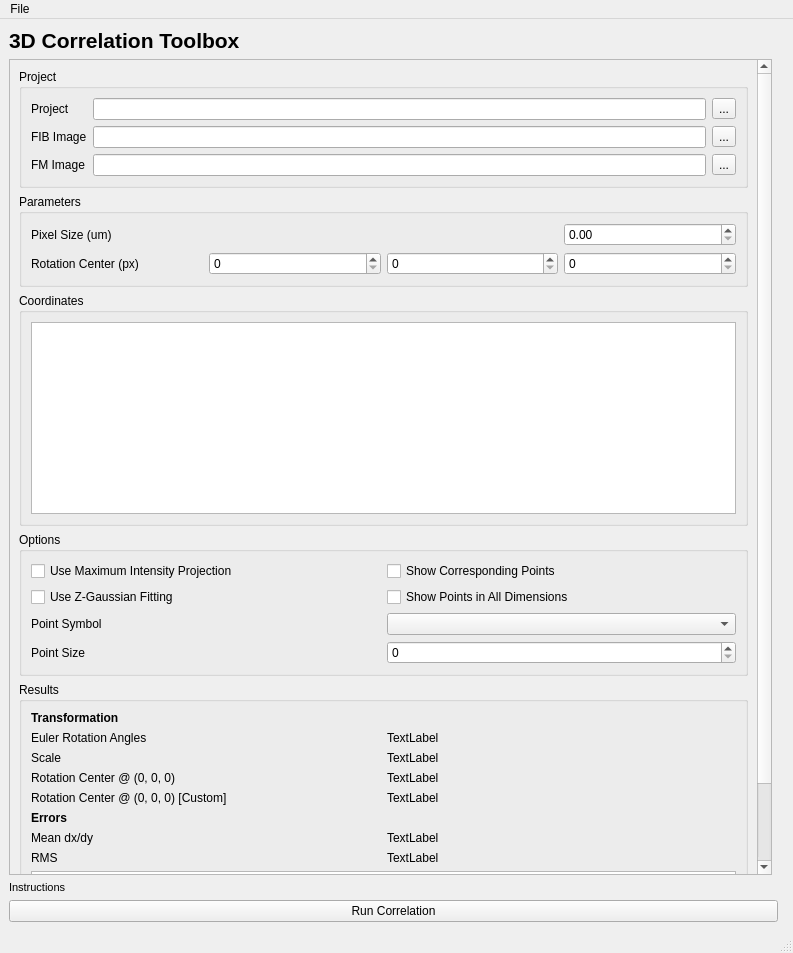
Above: tdct/ui/qt/tdct_main.ui from patrickcleeve2/3DCT before the change. Below: the same form after it.
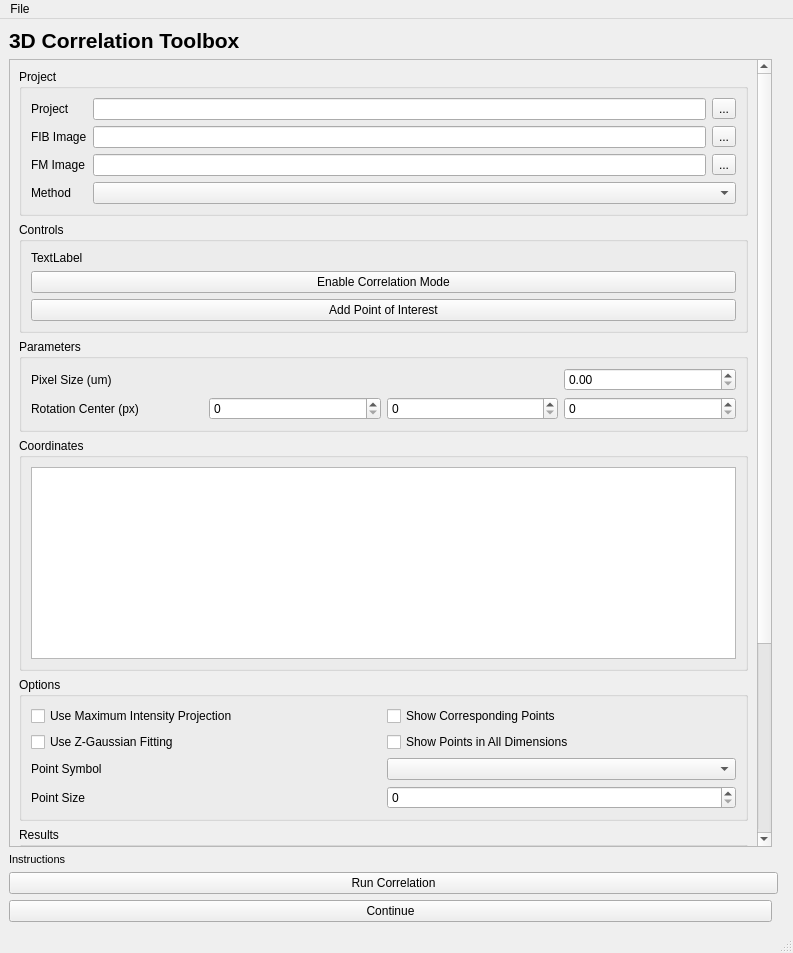
That is the form after the change.

Commit message: [feat] add 2d correlation

```diff
--- a/tdct/ui/qt/tdct_main.ui
+++ b/tdct/ui/qt/tdct_main.ui
@@ -26,102 +26,46 @@
          <x>0</x>
          <y>0</y>
          <width>747</width>
-         <height>974</height>
+         <height>1134</height>
         </rect>
        </property>
        <layout class="QGridLayout" name="gridLayout_2">
-        <item row="0" column="0">
-         <widget class="QGroupBox" name="groupBox">
-          <property name="title">
-           <string>Project</string>
-          </property>
-          <layout class="QGridLayout" name="gridLayout_9">
-           <item row="0" column="1">
-            <widget class="QLineEdit" name="lineEdit_project_path"/>
-           </item>
-           <item row="1" column="0">
-            <widget class="QLabel" name="label_fib_image_path">
-             <property name="text">
-              <string>FIB Image</string>
-             </property>
-            </widget>
-           </item>
-           <item row="0" column="0">
-            <widget class="QLabel" name="label_project_path">
-             <property name="text">
-              <string>Project</string>
-             </property>
-            </widget>
-           </item>
-           <item row="2" column="0">
-            <widget class="QLabel" name="label_fm_image_path">
-             <property name="text">
-              <string>FM Image</string>
-             </property>
-            </widget>
-           </item>
-           <item row="0" column="2">
-            <widget class="QToolButton" name="toolButton_project_path">
-             <property name="text">
-              <string>...</string>
-             </property>
-            </widget>
-           </item>
-           <item row="1" column="2">
-            <widget class="QToolButton" name="toolButton_fib_image_path">
-             <property name="text">
-              <string>...</string>
-             </property>
-            </widget>
-           </item>
-           <item row="2" column="2">
-            <widget class="QToolButton" name="toolButton_fm_image_path">
-             <property name="text">
-              <string>...</string>
-             </property>
-            </widget>
-           </item>
-           <item row="1" column="1">
-            <widget class="QLineEdit" name="lineEdit_fib_image_path"/>
-           </item>
-           <item row="2" column="1">
-            <widget class="QLineEdit" name="lineEdit_fm_image_path"/>
-           </item>
-          </layout>
-         </widget>
-        </item>
         <item row="2" column="0">
-         <widget class="QGroupBox" name="groupBox_coordinates">
-          <property name="sizePolicy">
-           <sizepolicy hsizetype="MinimumExpanding" vsizetype="MinimumExpanding">
-            <horstretch>0</horstretch>
-            <verstretch>2</verstretch>
-           </sizepolicy>
-          </property>
+         <widget class="QGroupBox" name="groupBox_parameters">
           <property name="title">
-           <string>Coordinates</string>
+           <string>Parameters</string>
           </property>
-          <property name="checkable">
-           <bool>false</bool>
-          </property>
-          <layout class="QGridLayout" name="gridLayout_8">
+          <layout class="QGridLayout" name="gridLayout_6">
            <item row="0" column="0">
-            <widget class="QTableView" name="tableView_coordinates">
-             <property name="sizePolicy">
-              <sizepolicy hsizetype="Expanding" vsizetype="MinimumExpanding">
-               <horstretch>0</horstretch>
-               <verstretch>50</verstretch>
-              </sizepolicy>
+            <widget class="QLabel" name="label_parameters_pixel_size">
+             <property name="text">
+              <string>Pixel Size (um)</string>
              </property>
-             <property name="sortingEnabled">
-              <bool>true</bool>
+            </widget>
+           </item>
+           <item row="1" column="0">
+            <widget class="QLabel" name="label_parameters_rotation_center">
+             <property name="text">
+              <string>Rotation Center (px)</string>
              </property>
             </widget>
            </item>
+           <item row="1" column="1">
+            <widget class="QSpinBox" name="spinBox_parameters_rotation_center_x"/>
+           </item>
+           <item row="1" column="2">
+            <widget class="QSpinBox" name="spinBox_parameters_rotation_center_y"/>
+           </item>
+           <item row="0" column="3">
+            <widget class="QDoubleSpinBox" name="doubleSpinBox_parameters_pixel_size"/>
+           </item>
+           <item row="1" column="3">
+            <widget class="QSpinBox" name="spinBox_parameters_rotation_center_z"/>
+           </item>
           </layout>
          </widget>
         </item>
-        <item row="4" column="0">
+        <item row="5" column="0">
          <widget class="QGroupBox" name="groupBox_results">
           <property name="font">
            <font>
@@ -263,42 +207,51 @@
           </layout>
          </widget>
         </item>
-        <item row="1" column="0">
-         <widget class="QGroupBox" name="groupBox_parameters">
-          <property name="title">
-           <string>Parameters</string>
+        <item row="6" column="0">
+         <spacer name="verticalSpacer">
+          <property name="orientation">
+           <enum>Qt::Vertical</enum>
           </property>
-          <layout class="QGridLayout" name="gridLayout_6">
-           <item row="0" column="0">
-            <widget class="QLabel" name="label_parameters_pixel_size">
-             <property name="text">
-              <string>Pixel Size (um)</string>
-             </property>
-            </widget>
-           </item>
-           <item row="1" column="0">
-            <widget class="QLabel" name="label_parameters_rotation_center">
-             <property name="text">
-              <string>Rotation Center (px)</string>
-             </property>
-            </widget>
-           </item>
-           <item row="1" column="1">
-            <widget class="QSpinBox" name="spinBox_parameters_rotation_center_x"/>
-           </item>
-           <item row="1" column="2">
-            <widget class="QSpinBox" name="spinBox_parameters_rotation_center_y"/>
-           </item>
-           <item row="0" column="3">
-            <widget class="QDoubleSpinBox" name="doubleSpinBox_parameters_pixel_size"/>
-           </item>
-           <item row="1" column="3">
-            <widget class="QSpinBox" name="spinBox_parameters_rotation_center_z"/>
-           </item>
-          </layout>
-         </widget>
+          <property name="sizeHint" stdset="0">
+           <size>
+            <width>20</width>
+            <height>40</height>
+           </size>
+          </property>
+         </spacer>
         </item>
         <item row="3" column="0">
+         <widget class="QGroupBox" name="groupBox_coordinates">
+          <property name="sizePolicy">
+           <sizepolicy hsizetype="MinimumExpanding" vsizetype="MinimumExpanding">
+            <horstretch>0</horstretch>
+            <verstretch>2</verstretch>
+           </sizepolicy>
+          </property>
+          <property name="title">
+           <string>Coordinates</string>
+          </property>
+          <property name="checkable">
+           <bool>false</bool>
+          </property>
+          <layout class="QGridLayout" name="gridLayout_8">
+           <item row="0" column="0">
+            <widget class="QTableView" name="tableView_coordinates">
+             <property name="sizePolicy">
+              <sizepolicy hsizetype="Expanding" vsizetype="MinimumExpanding">
+               <horstretch>0</horstretch>
+               <verstretch>50</verstretch>
+              </sizepolicy>
+             </property>
+             <property name="sortingEnabled">
+              <bool>true</bool>
+             </property>
+            </widget>
+           </item>
+          </layout>
+         </widget>
+        </item>
+        <item row="4" column="0">
          <widget class="QGroupBox" name="groupBox_options">
           <property name="title">
            <string>Options</string>
@@ -355,23 +308,122 @@
           </layout>
          </widget>
         </item>
-        <item row="5" column="0">
-         <spacer name="verticalSpacer">
-          <property name="orientation">
-           <enum>Qt::Vertical</enum>
+        <item row="0" column="0">
+         <widget class="QGroupBox" name="groupBox">
+          <property name="title">
+           <string>Project</string>
           </property>
-          <property name="sizeHint" stdset="0">
-           <size>
-            <width>20</width>
-            <height>40</height>
-           </size>
+          <layout class="QGridLayout" name="gridLayout_9">
+           <item row="0" column="0">
+            <widget class="QLabel" name="label_project_path">
+             <property name="text">
+              <string>Project</string>
+             </property>
+            </widget>
+           </item>
+           <item row="2" column="0">
+            <widget class="QLabel" name="label_fm_image_path">
+             <property name="text">
+              <string>FM Image</string>
+             </property>
+            </widget>
+           </item>
+           <item row="2" column="1">
+            <widget class="QLineEdit" name="lineEdit_fm_image_path"/>
+           </item>
+           <item row="1" column="1">
+            <widget class="QLineEdit" name="lineEdit_fib_image_path"/>
+           </item>
+           <item row="1" column="2">
+            <widget class="QToolButton" name="toolButton_fib_image_path">
+             <property name="text">
+              <string>...</string>
+             </property>
+            </widget>
+           </item>
+           <item row="0" column="2">
+            <widget class="QToolButton" name="toolButton_project_path">
+             <property name="text">
+              <string>...</string>
+             </property>
+            </widget>
+           </item>
+           <item row="2" column="2">
+            <widget class="QToolButton" name="toolButton_fm_image_path">
+             <property name="text">
+              <string>...</string>
+             </property>
+            </widget>
+           </item>
+           <item row="0" column="1">
+            <widget class="QLineEdit" name="lineEdit_project_path"/>
+           </item>
+           <item row="1" column="0">
+            <widget class="QLabel" name="label_fib_image_path">
+             <property name="text">
+              <string>FIB Image</string>
+             </property>
+            </widget>
+           </item>
+           <item row="3" column="0">
+            <widget class="QLabel" name="label_method">
+             <property name="text">
+              <string>Method</string>
+             </property>
+            </widget>
+           </item>
+           <item row="3" column="1" colspan="2">
+            <widget class="QComboBox" name="comboBox_method"/>
+           </item>
+          </layout>
+         </widget>
+        </item>
+        <item row="1" column="0">
+         <widget class="QGroupBox" name="groupBox_controls">
+          <property name="title">
+           <string>Controls</string>
           </property>
-         </spacer>
+          <layout class="QGridLayout" name="gridLayout_3">
+           <item row="0" column="0">
+            <widget class="QLabel" name="label_fib_view_information">
+             <property name="text">
+              <string>TextLabel</string>
+             </property>
+            </widget>
+           </item>
+           <item row="2" column="0">
+            <widget class="QPushButton" name="pushButton_add_poi">
+             <property name="text">
+              <string>Add Point of Interest</string>
+             </property>
+            </widget>
+           </item>
+           <item row="1" column="0">
+            <widget class="QPushButton" name="pushButton_toggle_correlation_mode">
+             <property name="text">
+              <string>Enable Correlation Mode</string>
+             </property>
+            </widget>
+           </item>
+          </layout>
+         </widget>
         </item>
        </layout>
       </widget>
      </widget>
     </item>
+    <item row="2" column="0" colspan="2">
+     <widget class="QLabel" name="label_instructions">
+      <property name="font">
+       <font>
+        <pointsize>8</pointsize>
+       </font>
+      </property>
+      <property name="text">
+       <string>Instructions</string>
+      </property>
+     </widget>
+    </item>
     <item row="3" column="0" colspan="2">
      <widget class="QPushButton" name="pushButton_run_correlation">
       <property name="text">
@@ -393,15 +445,10 @@
       </property>
      </widget>
     </item>
-    <item row="2" column="0" colspan="2">
-     <widget class="QLabel" name="label_instructions">
-      <property name="font">
-       <font>
-        <pointsize>8</pointsize>
-       </font>
-      </property>
+    <item row="4" column="0">
+     <widget class="QPushButton" name="pushButton_continue">
       <property name="text">
-       <string>Instructions</string>
+       <string>Continue</string>
       </property>
      </widget>
     </item>
```
The commit also changes 3 other files.
